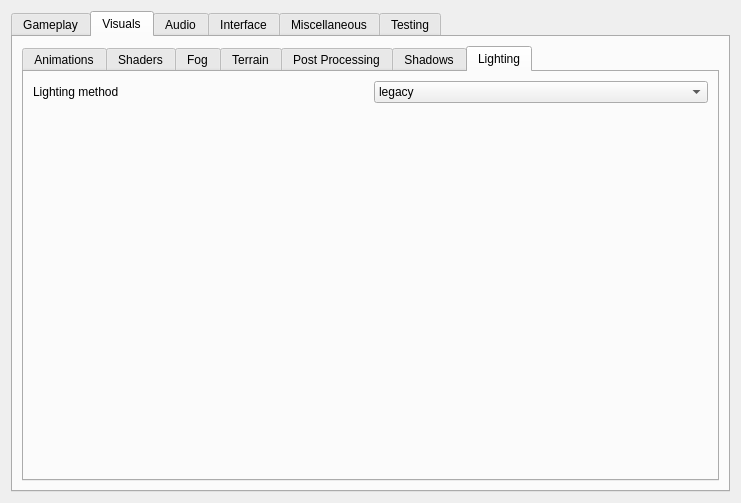
sunhawken/openmw, file apps/launcher/ui/settingspage.ui: the form before one commit.
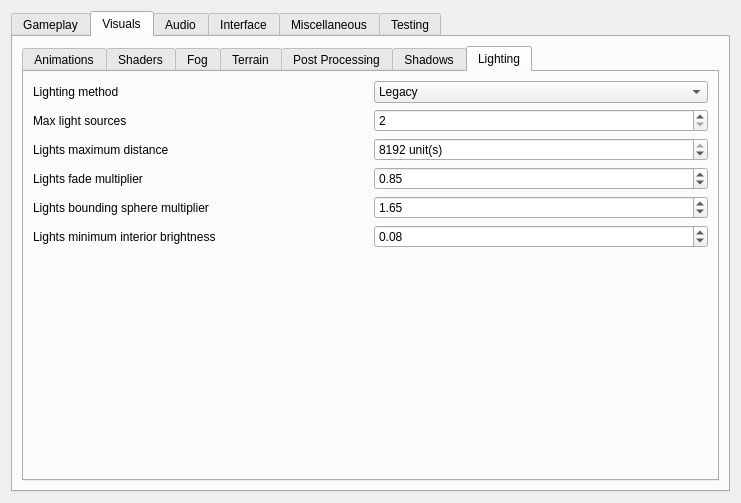
The form after the commit. The open tabs and pages were chosen to show the change.

Commit message: Enhance light settings tweaking

Diff of the .ui file:
```diff
--- a/apps/launcher/ui/settingspage.ui
+++ b/apps/launcher/ui/settingspage.ui
@@ -1018,7 +1018,17 @@
             <layout class="QHBoxLayout" name="horizontalLightingLayout">
              <item>
               <layout class="QGridLayout" name="lightingLayout" columnstretch="0,0">
-               <item row="4" column="1">
+               <item row="4" column="0">
+                <widget class="QLabel" name="lightsMaximumDistanceLabel">
+                 <property name="toolTip">
+                  <string>&lt;html&gt;&lt;head/&gt;&lt;body&gt;&lt;p&gt;Maximum distance at which lights will appear (measured in units).&lt;/p&gt;&lt;p&gt;Set this to 0 to use an unlimited distance.&lt;/p&gt;&lt;/body&gt;&lt;/html&gt;</string>
+                 </property>
+                 <property name="text">
+                  <string>Lights maximum distance</string>
+                 </property>
+                </widget>
+               </item>
+               <item row="8" column="1">
                 <spacer name="verticalSpacer_10">
                  <property name="orientation">
                   <enum>Qt::Vertical</enum>
@@ -1031,23 +1041,24 @@
                  </property>
                 </spacer>
                </item>
-               <item row="2" column="1">
-                <widget class="QComboBox" name="lightingMethodComboBox">
-                 <item>
-                  <property name="text">
-                   <string>legacy</string>
-                  </property>
-                 </item>
-                 <item>
-                  <property name="text">
-                   <string>shaders compatibility</string>
-                  </property>
-                 </item>
-                 <item>
-                  <property name="text">
-                   <string>shaders</string>
-                  </property>
-                 </item>
+               <item row="3" column="0">
+                <widget class="QLabel" name="lightsMaxLightsLabel">
+                 <property name="toolTip">
+                  <string>&lt;html&gt;&lt;head/&gt;&lt;body&gt;&lt;p&gt;Maximum number of lights per object.&lt;/p&gt;&lt;p&gt;A low number near default will cause light popping similar to what you would see with legacy lighting.&lt;/p&gt;&lt;/body&gt;&lt;/html&gt;</string>
+                 </property>
+                 <property name="text">
+                  <string>Max light sources</string>
+                 </property>
+                </widget>
+               </item>
+               <item row="5" column="0">
+                <widget class="QLabel" name="lightFadeMultiplierLabel">
+                 <property name="toolTip">
+                  <string>&lt;html&gt;&lt;head/&gt;&lt;body&gt;&lt;p&gt;Fraction of maximum distance at which lights will start to fade.&lt;/p&gt;&lt;p&gt;Set this to a low value for slower transitions or a high value for quicker transitions.&lt;/p&gt;&lt;/body&gt;&lt;/html&gt;</string>
+                 </property>
+                 <property name="text">
+                  <string>Lights fade multiplier</string>
+                 </property>
                 </widget>
                </item>
                <item row="2" column="0">
@@ -1057,6 +1068,113 @@
                  </property>
                 </widget>
                </item>
+               <item row="2" column="1">
+                <widget class="QComboBox" name="lightingMethodComboBox">
+                 <item>
+                  <property name="text">
+                   <string>Legacy</string>
+                  </property>
+                 </item>
+                 <item>
+                  <property name="text">
+                   <string>Shaders (compatibility)</string>
+                  </property>
+                 </item>
+                 <item>
+                  <property name="text">
+                   <string>Shaders</string>
+                  </property>
+                 </item>
+                </widget>
+               </item>
+               <item row="6" column="0">
+                <widget class="QLabel" name="lightsBoundingSphereMultiplierLabel">
+                 <property name="toolTip">
+                  <string>&lt;html&gt;&lt;head/&gt;&lt;body&gt;&lt;p&gt;Multipler for bounding sphere of lights.&lt;/p&gt;&lt;p&gt;Higher numbers allows for smooth falloff but require an increase in number of max lights.&lt;/p&gt;&lt;p&gt;Does not effect the illumination or strength of lights.&lt;/p&gt;&lt;/body&gt;&lt;/html&gt;</string>
+                 </property>
+                 <property name="text">
+                  <string>Lights bounding sphere multiplier</string>
+                 </property>
+                </widget>
+               </item>
+               <item row="7" column="0">
+                <widget class="QLabel" name="lightsMinimumInteriorBrightnessLabel">
+                 <property name="toolTip">
+                  <string>&lt;html&gt;&lt;head/&gt;&lt;body&gt;&lt;p&gt;Minimum ambient interior brightness.&lt;/p&gt;&lt;p&gt;Increase this if you feel interiors are too dark.&lt;/p&gt;&lt;/body&gt;&lt;/html&gt;</string>
+                 </property>
+                 <property name="text">
+                  <string>Lights minimum interior brightness</string>
+                 </property>
+                </widget>
+               </item>
+               <item row="6" column="1">
+                <widget class="QDoubleSpinBox" name="lightsBoundingSphereMultiplierSpinBox">
+                 <property name="maximum">
+                  <double>5.000000000000000</double>
+                 </property>
+                 <property name="singleStep">
+                  <double>0.050000000000000</double>
+                 </property>
+                 <property name="value">
+                  <double>1.650000000000000</double>
+                 </property>
+                </widget>
+               </item>
+               <item row="5" column="1">
+                <widget class="QDoubleSpinBox" name="lightFadeMultiplierSpinBox">
+                 <property name="maximum">
+                  <double>1.000000000000000</double>
+                 </property>
+                 <property name="singleStep">
+                  <double>0.010000000000000</double>
+                 </property>
+                 <property name="value">
+                  <double>0.850000000000000</double>
+                 </property>
+                </widget>
+               </item>
+               <item row="7" column="1">
+                <widget class="QDoubleSpinBox" name="lightsMinimumInteriorBrightnessSpinBox">
+                 <property name="maximum">
+                  <double>1.000000000000000</double>
+                 </property>
+                 <property name="singleStep">
+                  <double>0.010000000000000</double>
+                 </property>
+                 <property name="value">
+                  <double>0.080000000000000</double>
+                 </property>
+                </widget>
+               </item>
+               <item row="4" column="1">
+                <widget class="QSpinBox" name="lightsMaximumDistanceSpinBox">
+                 <property name="suffix">
+                  <string> unit(s)</string>
+                 </property>
+                 <property name="maximum">
+                  <number>8192</number>
+                 </property>
+                 <property name="singleStep">
+                  <number>128</number>
+                 </property>
+                 <property name="value">
+                  <number>8192</number>
+                 </property>
+                </widget>
+               </item>
+               <item row="3" column="1">
+                <widget class="QSpinBox" name="lightsMaxLightsSpinBox">
+                 <property name="minimum">
+                  <number>2</number>
+                 </property>
+                 <property name="maximum">
+                  <number>64</number>
+                 </property>
+                 <property name="singleStep">
+                  <number>2</number>
+                 </property>
+                </widget>
+               </item>
               </layout>
              </item>
             </layout>
```
Left out of the diff: 8 changed lines with no effect on the pictures. The commit also changes 9 other files.
